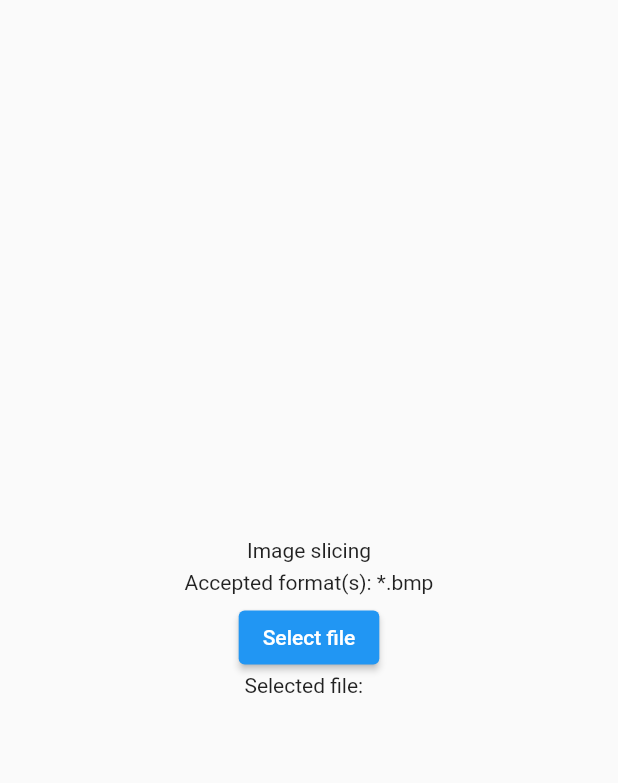
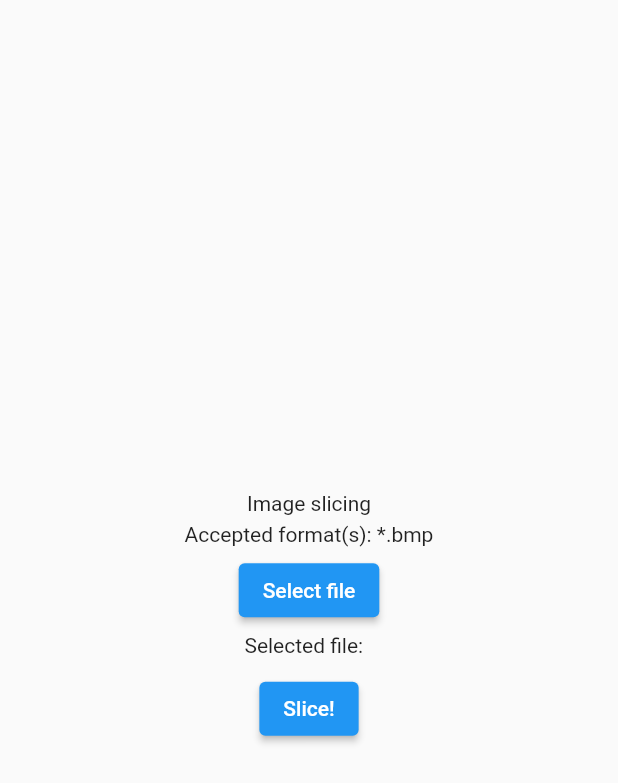
Before and after one commit to HenrikSDU/C.A.K.E, a Flutter app: the screen it shows after launch, on a phone screen of 412 x 824 dp. Shown: the top 783 px of the screen. Run offline on Flutter 3.47's test engine with Material 2 defaults, Android fonts, the light colour scheme and no system bars; our stand-ins replace file_picker; missing offline and left inert: dart:ffi; project files that could hold a hidden picture were left out.

Commit message:
simple but working proto

```diff
--- a/Slicer/gui/lib/main.dart
+++ b/Slicer/gui/lib/main.dart
@@ -4,16 +4,32 @@ import 'package:flutter/material.dart';
 import 'package:file_picker/file_picker.dart';
 
 void main() {
-  runApp(Slicer());
+  runApp(const Slicer());
 }
 
-class Slicer extends StatefulWidget {
+class Slicer extends StatelessWidget {
+  const Slicer({super.key});
+
   @override
-  _SlicerState createState() => _SlicerState();
+  Widget build(BuildContext context) {
+    return MaterialApp(
+      title: "slicer",
+      theme: ThemeData(
+        primarySwatch: Colors.blue,
+      ),
+      home: HomePage(),
+    );
+  }
 }
 
-class _SlicerState extends State<Slicer> {
-  String? filepath = " ";
+class HomePage extends StatefulWidget {
+  @override
+  State<HomePage> createState() => _HomePageState();
+  //State<MyHomePage> createState() => _MyHomePageState();
+}
+
+class _HomePageState extends State<HomePage> {
+String? filepath = " ";
 
   Future<String?> getFile() async {
     FilePickerResult? result = await FilePicker.platform.pickFiles();
@@ -36,12 +52,7 @@ class _SlicerState extends State<Slicer> {
 
   @override
   Widget build(BuildContext context) {
-    return MaterialApp(
-      title: "slicer",
-      theme: ThemeData(
-        primarySwatch: Colors.blue,
-      ),
-      home: Scaffold(
+    return Scaffold(
         body: Center(
           child: Padding(
             padding: const EdgeInsets.all(10.0),
@@ -55,19 +66,25 @@ class _SlicerState extends State<Slicer> {
                 ElevatedButton(
                   onPressed: () async {
                     String? path = await getFile();
-                    print("path is $filepath");
                     setState(() {
                       filepath = path;
                     });
+                    print("path is $filepath");
                   },
                   child: const Text("Select file"),
                 ),
+                const SizedBox(height: 5),
                 Text('Selected file: $filepath'),
+                const SizedBox(height: 10),
+                ElevatedButton(
+                  onPressed: () {
+                    print("Slice button pressed");
+                  },
+                  child: const Text("Slice!"),)
               ]
             ),
           ),
         )
-      ),
-    );
+      );
   }
 }
```
